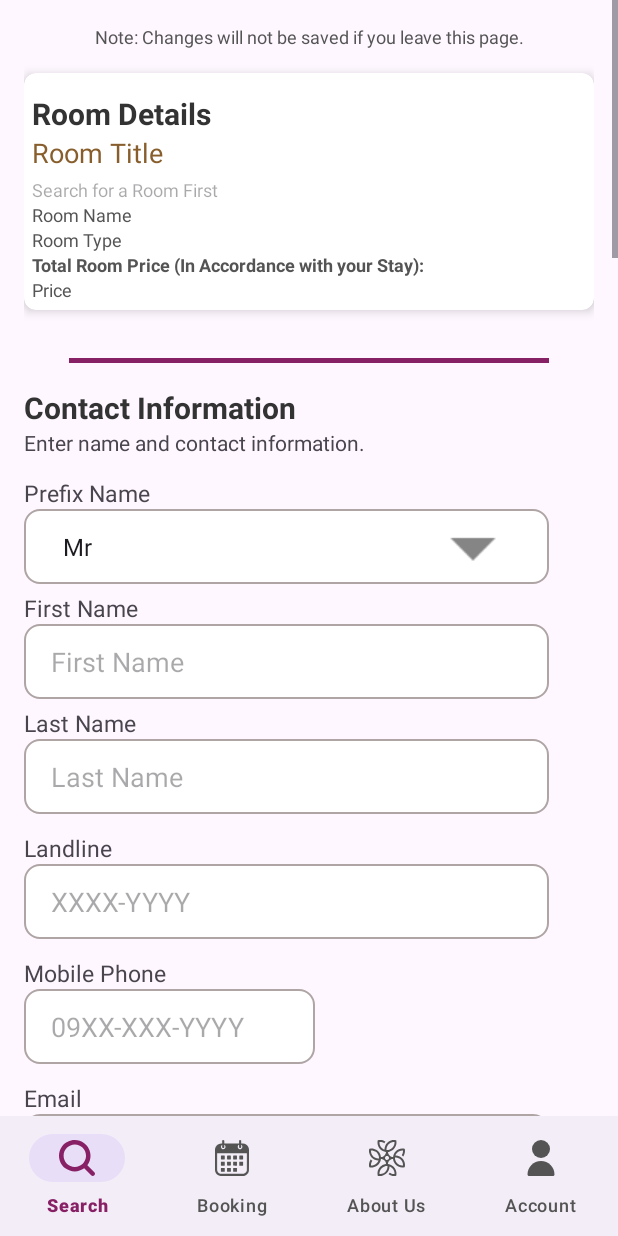
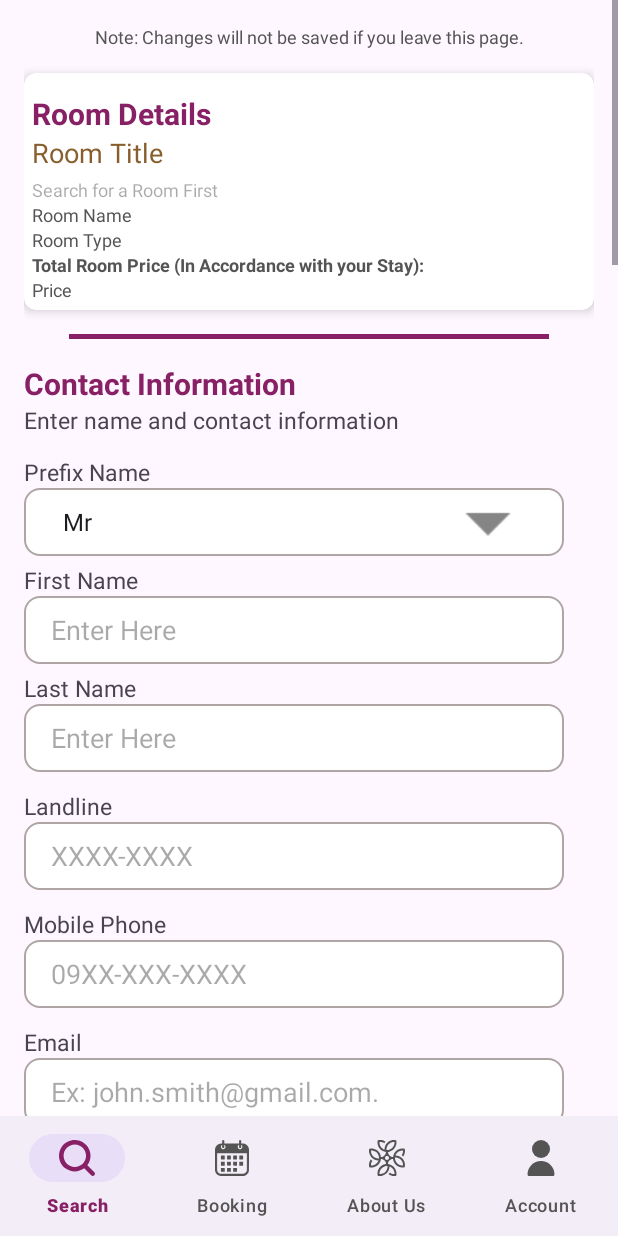
Before and after one commit to angelb9967/Nurad-Mobile, an Android app: the fragment Fragment_Booking placed in its activity, on a phone screen of 412 x 824 dp. Run offline under Robolectric (Android 15) with nearby library versions, the light colour scheme and no system bars; our stand-ins replace Firebase (no records; nobody signed in at launch, a user with empty details on screens opened directly), Picasso; Roboto replaces fonts that are not available here.

Commit message:
booking fragment layout improved and scrollview function for booking summary activity

```diff
--- a/app/src/main/res/layout/activity_booking_summary.xml
+++ b/app/src/main/res/layout/activity_booking_summary.xml
@@ -1,11 +1,14 @@
 <?xml version="1.0" encoding="utf-8"?>
-<androidx.constraintlayout.widget.ConstraintLayout
+<ScrollView
     xmlns:android="http://schemas.android.com/apk/res/android"
     xmlns:app="http://schemas.android.com/apk/res-auto"
     xmlns:tools="http://schemas.android.com/tools"
+    android:layout_width="match_parent"
+    android:layout_height="match_parent">
+    <androidx.constraintlayout.widget.ConstraintLayout
         android:id="@+id/main"
         android:layout_width="match_parent"
-    android:layout_height="match_parent"
+        android:layout_height="wrap_content"
     tools:context=".Activities.Activity_BookingSummary">
 
     <TextView
@@ -62,7 +65,7 @@
                 android:layout_marginEnd="30dp"
                 android:text="Your Booking Summary"
                 android:textAlignment="center"
-                android:textColor="#333333"
+                android:textColor="#882065"
                 android:textSize="18sp"
                 android:textStyle="bold" />
 
@@ -88,7 +91,7 @@
                     android:layout_marginStart="5dp"
                     android:layout_marginTop="8dp"
                     android:layout_marginEnd="8dp"
-                    android:text="Date: "
+                    android:text="Date"
                     android:textSize="12sp" />
 
                 <TextView
@@ -176,7 +179,7 @@
                     android:layout_marginStart="5dp"
                     android:layout_marginTop="8dp"
                     android:layout_marginEnd="8dp"
-                    android:text="Payment Method: "
+                    android:text="Payment Method"
                     android:textSize="12sp" />
 
                 <TextView
@@ -329,7 +332,7 @@
                     android:layout_marginStart="5dp"
                     android:layout_marginTop="8dp"
                     android:layout_marginEnd="8dp"
-                    android:text="Note:"
+                    android:text="Note"
                     android:textSize="12sp" />
 
                 <TextView
@@ -453,6 +456,7 @@
                     android:layout_width="0dp"
                     android:layout_height="wrap_content"
                     android:layout_weight="1"
+                    android:textColor="#882065"
                     android:layout_marginStart="5dp"
                     android:layout_marginTop="8dp"
                     android:layout_marginEnd="8dp"
@@ -465,6 +469,7 @@
                     android:layout_width="0dp"
                     android:layout_height="wrap_content"
                     android:layout_weight="1"
+                    android:textColor="#882065"
                     android:layout_marginStart="8dp"
                     android:layout_marginTop="8dp"
                     android:layout_marginEnd="5dp"
@@ -512,8 +517,8 @@
 
         <Button
             android:id="@+id/nextStepButton"
-        android:layout_width="263dp"
-        android:layout_height="50dp"
+            android:layout_width="114dp"
+            android:layout_height="45dp"
             android:layout_marginStart="5dp"
             android:layout_marginEnd="5dp"
             android:backgroundTint="#882065"
@@ -530,10 +535,10 @@
         android:layout_height="wrap_content"
         android:layout_marginStart="8dp"
         android:layout_marginTop="4dp"
-        android:layout_marginEnd="30dp"
+        android:layout_marginEnd="16dp"
         android:text="Policies"
-        android:textColor="#333333"
-        android:textSize="15sp"
+        android:textColor="#882065"
+        android:textSize="16sp"
         android:textStyle="bold"
         app:layout_constraintEnd_toEndOf="parent"
         app:layout_constraintHorizontal_bias="1.0"
@@ -546,7 +551,7 @@
         android:layout_height="wrap_content"
         android:layout_marginStart="8dp"
         android:layout_marginTop="12dp"
-        android:layout_marginEnd="30dp"
+        android:layout_marginEnd="16dp"
         android:text="This is a Book-and-Buy arrangement. Full payment through credit card is required upon booking and is non-refundable but may be rebooked subject to applicable charges such as rate difference."
         android:textColor="#545454"
         android:textSize="10sp"
@@ -559,12 +564,13 @@
             android:id="@+id/cancelPolicyDetails"
             android:layout_width="match_parent"
             android:layout_height="wrap_content"
-        android:layout_marginStart="8dp"
             android:layout_marginTop="16dp"
-        android:layout_marginEnd="30dp"
+            android:layout_marginEnd="16dp"
+            android:layout_marginBottom="16dp"
             android:text="This reservation is non-cancellable &amp; non-refundable but may be rebooked subject to applicable rate difference. Rebooking should be done at least 3 days before arrival. Full payment will be forfeited for no-show. Add-Ons will be cancelled automatically."
             android:textColor="#545454"
             android:textSize="10sp"
+            app:layout_constraintBottom_toBottomOf="parent"
             app:layout_constraintEnd_toEndOf="parent"
             app:layout_constraintHorizontal_bias="1.0"
             app:layout_constraintStart_toStartOf="parent"
@@ -576,7 +582,7 @@
         android:layout_height="wrap_content"
         android:layout_marginStart="8dp"
         android:layout_marginTop="16dp"
-        android:layout_marginEnd="30dp"
+        android:layout_marginEnd="16dp"
         android:text="Cancel Policy"
         android:textColor="#333333"
         android:textSize="12sp"
@@ -592,7 +598,7 @@
         android:layout_height="wrap_content"
         android:layout_marginStart="8dp"
         android:layout_marginTop="16dp"
-        android:layout_marginEnd="30dp"
+        android:layout_marginEnd="16dp"
         android:text="Guarantee Policy"
         android:textColor="#333333"
         android:textSize="12sp"
@@ -603,3 +609,4 @@
         app:layout_constraintTop_toBottomOf="@id/policies" />
 
     </androidx.constraintlayout.widget.ConstraintLayout>
+</ScrollView>
--- a/app/src/main/res/layout/fragment__booking.xml
+++ b/app/src/main/res/layout/fragment__booking.xml
@@ -26,7 +26,6 @@
         <androidx.cardview.widget.CardView
             android:layout_width="match_parent"
             android:layout_height="wrap_content"
-            android:layout_marginBottom="16dp"
             app:cardCornerRadius="8dp"
             app:cardElevation="4dp">
 
@@ -44,7 +43,7 @@
                     android:layout_marginTop="8dp"
                     android:layout_marginEnd="30dp"
                     android:text="Room Details"
-                    android:textColor="#333333"
+                    android:textColor="#882065"
                     android:textSize="20sp"
                     android:textStyle="bold" />
 
@@ -130,7 +129,7 @@
             android:layout_marginTop="6dp"
             android:layout_marginEnd="30dp"
             android:text="Contact Information"
-            android:textColor="#333333"
+            android:textColor="#882065"
             android:textSize="20sp"
             android:textStyle="bold"
             app:layout_constraintEnd_toEndOf="parent"
@@ -144,8 +143,8 @@
             android:layout_height="wrap_content"
             android:layout_marginStart="0dp"
             android:paddingBottom="8dp"
-            android:text="Enter name and contact information."
-            android:textSize="14sp"
+            android:text="Enter name and contact information"
+            android:textSize="15sp"
             app:layout_constraintEnd_toEndOf="parent"
             app:layout_constraintHorizontal_bias="0.0"
             app:layout_constraintStart_toStartOf="parent"
@@ -166,8 +165,8 @@
 
         <Spinner
             android:id="@+id/Prefix_Spinner"
-            android:layout_width="match_parent"
-            android:layout_height="50dp"
+            android:layout_width="360dp"
+            android:layout_height="45dp"
             android:layout_marginStart="0dp"
             android:layout_marginEnd="30dp"
             android:background="@drawable/style_spinner"
@@ -195,13 +194,13 @@
 
         <EditText
             android:id="@+id/FirstName_Etxt"
-            android:layout_width="match_parent"
-            android:layout_height="50dp"
+            android:layout_width="360dp"
+            android:layout_height="45dp"
             android:layout_marginStart="0dp"
             android:layout_marginEnd="30dp"
             android:background="@drawable/custom_input"
             android:digits="abcdefghijklmnopqrstuvwxyz ABCDEFGHIJKLMNOPQRSTUVWXYZ"
-            android:hint="First Name"
+            android:hint="Enter Here"
             android:inputType="text"
             android:paddingStart="18dp"
             android:paddingEnd="18dp"
@@ -225,13 +224,13 @@
 
         <EditText
             android:id="@+id/LastName_Etxt"
-            android:layout_width="match_parent"
-            android:layout_height="50dp"
+            android:layout_width="360dp"
+            android:layout_height="45dp"
             android:layout_marginStart="0dp"
             android:layout_marginEnd="30dp"
             android:background="@drawable/custom_input"
             android:digits="abcdefghijklmnopqrstuvwxyz ABCDEFGHIJKLMNOPQRSTUVWXYZ"
-            android:hint="Last Name"
+            android:hint="Enter Here"
             android:inputType="text"
             android:paddingStart="18dp"
             android:paddingEnd="18dp"
@@ -255,12 +254,12 @@
 
         <EditText
             android:id="@+id/Phone_Etxt"
-            android:layout_width="match_parent"
-            android:layout_height="50dp"
+            android:layout_width="360dp"
+            android:layout_height="45dp"
             android:layout_marginStart="0dp"
             android:layout_marginEnd="30dp"
             android:background="@drawable/custom_input"
-            android:hint="XXXX-YYYY"
+            android:hint="XXXX-XXXX"
             android:inputType="phone"
             android:maxLength="8"
             android:paddingStart="18dp"
@@ -285,12 +284,12 @@
 
         <EditText
             android:id="@+id/MobilePhone_Etxt"
-            android:layout_width="194dp"
-            android:layout_height="50dp"
+            android:layout_width="360dp"
+            android:layout_height="45dp"
             android:layout_marginStart="0dp"
             android:layout_marginEnd="30dp"
             android:background="@drawable/custom_input"
-            android:hint="09XX-XXX-YYYY"
+            android:hint="09XX-XXX-XXXX"
             android:inputType="phone"
             android:maxLength="11"
             android:paddingStart="18dp"
@@ -315,8 +314,8 @@
 
         <EditText
             android:id="@+id/Email_Etxt"
-            android:layout_width="match_parent"
-            android:layout_height="50dp"
+            android:layout_width="360dp"
+            android:layout_height="45dp"
             android:layout_marginStart="0dp"
             android:layout_marginEnd="30dp"
             android:background="@drawable/custom_input"
@@ -348,7 +347,7 @@
             android:layout_marginTop="8dp"
             android:layout_marginEnd="30dp"
             android:text="Address Information"
-            android:textColor="#333333"
+            android:textColor="#882065"
             android:textSize="20sp"
             android:textStyle="bold" />
 
@@ -358,8 +357,8 @@
             android:layout_height="wrap_content"
             android:layout_marginTop="8dp"
             android:layout_marginEnd="30dp"
-            android:text="Enter address information."
-            android:textSize="14sp" />
+            android:text="Enter address information"
+            android:textSize="15sp" />
 
         <TextView
             android:id="@+id/textView309"
@@ -372,8 +371,8 @@
 
         <EditText
             android:id="@+id/Country_Etxt"
-            android:layout_width="match_parent"
-            android:layout_height="50dp"
+            android:layout_width="360dp"
+            android:layout_height="45dp"
             android:layout_marginEnd="30dp"
             android:background="@drawable/custom_input"
             android:hint="Country"
@@ -392,11 +391,11 @@
 
         <EditText
             android:id="@+id/Address1_Etxt"
-            android:layout_width="match_parent"
-            android:layout_height="50dp"
+            android:layout_width="360dp"
+            android:layout_height="45dp"
             android:layout_marginEnd="30dp"
             android:background="@drawable/custom_input"
-            android:hint="Address 1"
+            android:hint="House No., Street Name, Barangay No."
             android:inputType="text"
             android:paddingStart="18dp"
             android:paddingEnd="18dp" />
@@ -412,11 +411,11 @@
 
         <EditText
             android:id="@+id/Address2_Etxt"
-            android:layout_width="match_parent"
-            android:layout_height="50dp"
+            android:layout_width="360dp"
+            android:layout_height="45dp"
             android:layout_marginEnd="30dp"
             android:background="@drawable/custom_input"
-            android:hint="Address 2"
+            android:hint="House No., Street Name, Barangay No."
             android:inputType="text"
             android:paddingStart="18dp"
             android:paddingEnd="18dp" />
@@ -432,8 +431,8 @@
 
         <Spinner
             android:id="@+id/Region_Spinner"
-            android:layout_width="349dp"
-            android:layout_height="50dp"
+            android:layout_width="360dp"
+            android:layout_height="45dp"
             android:background="@drawable/style_spinner"
             android:paddingStart="18dp"
             android:paddingEnd="18dp" />
@@ -449,8 +448,8 @@
 
         <Spinner
             android:id="@+id/City_Spinner"
-            android:layout_width="349dp"
-            android:layout_height="50dp"
+            android:layout_width="360dp"
+            android:layout_height="45dp"
             android:background="@drawable/style_spinner"
             android:paddingStart="18dp"
             android:paddingEnd="18dp" />
@@ -467,13 +466,13 @@
 
         <EditText
             android:id="@+id/ZipCode_Etxt"
-            android:layout_width="match_parent"
-            android:layout_height="50dp"
+            android:layout_width="360dp"
+            android:layout_height="45dp"
             android:layout_marginEnd="30dp"
             android:inputType="number"
             android:maxLength="4"
             android:background="@drawable/custom_input"
-            android:hint="Zip / Postal Code"
+            android:hint="XXXX"
             android:paddingStart="18dp"
             android:paddingEnd="18dp" />
 
@@ -495,7 +494,7 @@
             android:layout_marginTop="8dp"
             android:layout_marginEnd="30dp"
             android:text="Payment Information"
-            android:textColor="#333333"
+            android:textColor="#882065"
             android:textSize="20sp"
             android:textStyle="bold" />
 
@@ -505,8 +504,8 @@
             android:layout_height="wrap_content"
             android:layout_marginTop="8dp"
             android:layout_marginEnd="30dp"
-            android:text="Enter payment information for the transaction."
-            android:textSize="14sp" />
+            android:text="Enter payment information for the transaction"
+            android:textSize="15sp" />
 
         <TextView
             android:id="@+id/textView316"
@@ -519,10 +518,10 @@
 
         <EditText
             android:id="@+id/CardNumber_Etxt"
-            android:layout_width="match_parent"
-            android:layout_height="50dp"
+            android:layout_width="360dp"
+            android:layout_height="45dp"
             android:background="@drawable/custom_input"
-            android:hint="Card Number"
+            android:hint="XXXX-XXXX-XXXX-XXXX"
             android:maxLength="16"
             android:inputType="number"
             android:paddingStart="18dp"
@@ -555,7 +554,7 @@
                 android:inputType="none"
                 android:focusable="true"
                 android:focusableInTouchMode="true"
-                android:hint="Expiration Date"
+                android:hint="MM/YY"
                 android:paddingStart="18dp"
                 android:paddingEnd="18dp" />
 
@@ -579,10 +578,10 @@
 
         <EditText
             android:id="@+id/CVV_Etxt"
-            android:layout_width="match_parent"
-            android:layout_height="50dp"
+            android:layout_width="360dp"
+            android:layout_height="45dp"
             android:background="@drawable/custom_input"
-            android:hint="CVV"
+            android:hint="XXX"
             android:inputType="number"
             android:maxLength="3"
             android:paddingStart="18dp"
@@ -601,10 +600,10 @@
 
         <EditText
             android:id="@+id/NameOntheCard_Etxt"
-            android:layout_width="match_parent"
-            android:layout_height="50dp"
+            android:layout_width="360dp"
+            android:layout_height="45dp"
             android:background="@drawable/custom_input"
-            android:hint="Name on the Card"
+            android:hint="Enter Here"
             android:inputType="textPersonName"
             android:paddingStart="18dp"
             android:paddingEnd="18dp"
@@ -630,7 +629,7 @@
             android:layout_marginTop="8dp"
             android:layout_marginEnd="30dp"
             android:text="Booking Date and Time"
-            android:textColor="#333333"
+            android:textColor="#882065"
             android:textSize="20sp"
             android:textStyle="bold" />
 
@@ -640,8 +639,8 @@
             android:layout_height="wrap_content"
             android:layout_marginTop="8dp"
             android:layout_marginEnd="30dp"
-            android:text="Select check-in and check-out information."
-            android:textSize="14sp" />
+            android:text="Select check-in and check-out information"
+            android:textSize="15sp" />
 
         <TextView
             android:id="@+id/textView103"
@@ -662,13 +661,13 @@
             <EditText
                 android:id="@+id/CheckInDate_Etxt"
                 android:layout_width="0dp"
-                android:layout_height="50dp"
+                android:layout_height="45dp"
                 android:layout_weight="1"
                 android:background="@drawable/custom_input"
                 android:inputType="none"
                 android:focusable="true"
                 android:focusableInTouchMode="true"
-                android:hint="Check-In Date"
+                android:hint="DD/MM/YYYY"
                 android:paddingStart="18dp"
                 android:paddingEnd="18dp" />
 
@@ -700,11 +699,11 @@
             <EditText
                 android:id="@+id/CheckOutDate_Etxt"
                 android:layout_width="0dp"
-                android:layout_height="50dp"
+                android:layout_height="45dp"
                 android:layout_weight="1"
                 android:background="@drawable/custom_input"
                 android:inputType="date"
-                android:hint="Check-Out Date"
+                android:hint="DD/MM/YYYY"
                 android:paddingStart="18dp"
                 android:paddingEnd="18dp" />
 
@@ -795,8 +794,8 @@
             android:layout_height="wrap_content"
             android:layout_marginTop="8dp"
             android:layout_marginEnd="30dp"
+            android:textColor="#882065"
             android:text="Extras"
-            android:textColor="#333333"
             android:textSize="20sp"
             android:textStyle="bold" />
 
@@ -807,8 +806,8 @@
             android:layout_height="wrap_content"
             android:layout_marginTop="8dp"
             android:layout_marginEnd="30dp"
-            android:text="Enter how many extra authorized guest/s you need."
-            android:textSize="14sp" />
+            android:text="Enter how many extra authorized guest/s you need"
+            android:textSize="15sp" />
 
         <!-- Extra Adult Guests Label -->
         <TextView
@@ -836,7 +835,7 @@
                 android:inputType="number"
                 android:maxLength="2"
                 android:background="@drawable/custom_input"
-                android:hint="Extra Adult"
+                android:hint="Enter Here"
                 android:paddingStart="18dp"
                 android:paddingEnd="18dp" />
 
@@ -902,7 +901,7 @@
                 android:inputType="number"
                 android:maxLength="2"
                 android:background="@drawable/custom_input"
-                android:hint="Extra Child"
+                android:hint="Enter Here"
                 android:paddingStart="18dp"
                 android:paddingEnd="18dp" />
 
@@ -959,6 +958,7 @@
             android:layout_width="wrap_content"
             android:layout_height="wrap_content"
             android:text="Apply Voucher"
+            android:textColor="#882065"
             android:textSize="20sp"
             android:textStyle="bold"
             android:layout_marginTop="16dp" />
@@ -1014,7 +1014,7 @@
             android:layout_marginTop="8dp"
             android:layout_marginEnd="30dp"
             android:text="Additional Information"
-            android:textColor="#333333"
+            android:textColor="#882065"
             android:textSize="20sp"
             android:textStyle="bold" />
 
@@ -1025,7 +1025,7 @@
             android:layout_height="wrap_content"
             android:layout_marginTop="8dp"
             android:layout_marginEnd="30dp"
-            android:text="Add any additional notes for your booking."
+            android:text="Add any additional notes for your booking"
             android:textSize="14sp" />
 
         <!-- Notes Input Field -->
@@ -1064,7 +1064,7 @@
             android:layout_marginTop="8dp"
             android:layout_marginEnd="30dp"
             android:text="Add Ons"
-            android:textColor="#333333"
+            android:textColor="#882065"
             android:textSize="20sp"
             android:textStyle="bold" />
 
@@ -1075,8 +1075,8 @@
             android:layout_height="wrap_content"
             android:layout_marginTop="8dp"
             android:layout_marginEnd="30dp"
-            android:text="Choose an add-on to enhance your experience."
-            android:textSize="14sp" />
+            android:text="Choose an add-on to enhance your experience"
+            android:textSize="15sp" />
 
         <TextView
             android:id="@+id/selectedAddOnsPriceprice"
--- a/app/src/main/res/layout/search_room_layout.xml
+++ b/app/src/main/res/layout/search_room_layout.xml
@@ -53,7 +53,7 @@
             android:layout_toEndOf="@id/roomImage"
             android:drawableStart="@drawable/baseline_credit_card_24"
             android:paddingStart="0dp"
-            android:text="Deposit Required"
+            android:text="Card Required"
             android:textSize="9sp"
             android:textStyle="bold" />
 
```
Lines whose indentation alone changed are shown as unchanged.
